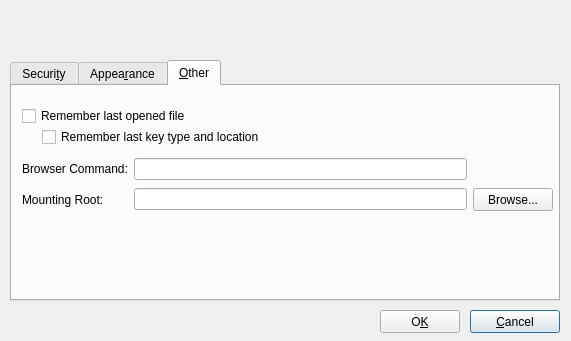
Above: src/forms/SettingsDlg.ui from thooge/keepassx1 before the change. Below: the same form after it.
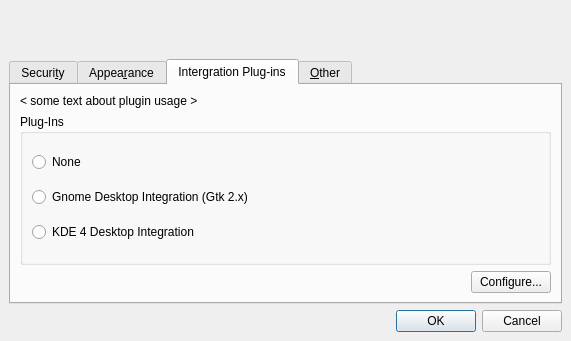
That is the form after the change. The open tabs and pages were chosen to show the change. Icons and pictures are not drawn.

Commit message: some work on the gtk plug-in, added integration tab in the settings dlg

```diff
--- a/src/forms/SettingsDlg.ui
+++ b/src/forms/SettingsDlg.ui
@@ -30,62 +30,33 @@
   <property name="modal" >
    <bool>true</bool>
   </property>
-  <widget class="QPushButton" name="ButtonCancel" >
-   <property name="geometry" >
-    <rect>
-     <x>470</x>
-     <y>310</y>
-     <width>90</width>
-     <height>23</height>
-    </rect>
+  <layout class="QVBoxLayout" >
+   <property name="margin" >
+    <number>9</number>
    </property>
-   <property name="text" >
-    <string>&amp;Cancel</string>
+   <property name="spacing" >
+    <number>6</number>
    </property>
-   <property name="shortcut" >
-    <string>Alt+C</string>
-   </property>
-  </widget>
-  <widget class="QLabel" name="Banner" >
-   <property name="geometry" >
-    <rect>
-     <x>0</x>
-     <y>0</y>
-     <width>570</width>
+   <item>
+    <spacer>
+     <property name="orientation" >
+      <enum>Qt::Vertical</enum>
+     </property>
+     <property name="sizeType" >
+      <enum>QSizePolicy::Fixed</enum>
+     </property>
+     <property name="sizeHint" >
+      <size>
+       <width>20</width>
      <height>50</height>
-    </rect>
-   </property>
-   <property name="pixmap" >
-    <pixmap/>
-   </property>
-   <property name="scaledContents" >
-    <bool>true</bool>
-   </property>
-  </widget>
-  <widget class="QPushButton" name="ButtonOK" >
-   <property name="geometry" >
-    <rect>
-     <x>380</x>
-     <y>310</y>
-     <width>80</width>
-     <height>23</height>
-    </rect>
-   </property>
-   <property name="text" >
-    <string>O&amp;K</string>
-   </property>
-   <property name="shortcut" >
-    <string>Alt+K</string>
-   </property>
-  </widget>
+      </size>
+     </property>
+    </spacer>
+   </item>
+   <item>
   <widget class="QTabWidget" name="tabWidget4" >
-   <property name="geometry" >
-    <rect>
-     <x>10</x>
-     <y>60</y>
-     <width>550</width>
-     <height>241</height>
-    </rect>
+     <property name="currentIndex" >
+      <number>3</number>
    </property>
    <widget class="QWidget" name="tab" >
     <attribute name="title" >
@@ -483,6 +454,108 @@
      </property>
     </widget>
    </widget>
+     <widget class="QWidget" name="tab_2" >
+      <attribute name="title" >
+       <string>Intergration Plug-ins</string>
+      </attribute>
+      <layout class="QVBoxLayout" >
+       <property name="margin" >
+        <number>9</number>
+       </property>
+       <property name="spacing" >
+        <number>6</number>
+       </property>
+       <item>
+        <widget class="QLabel" name="label_3" >
+         <property name="sizePolicy" >
+          <sizepolicy>
+           <hsizetype>5</hsizetype>
+           <vsizetype>4</vsizetype>
+           <horstretch>0</horstretch>
+           <verstretch>0</verstretch>
+          </sizepolicy>
+         </property>
+         <property name="text" >
+          <string>&lt; some text about plugin usage ></string>
+         </property>
+        </widget>
+       </item>
+       <item>
+        <widget class="QGroupBox" name="groupBox" >
+         <property name="sizePolicy" >
+          <sizepolicy>
+           <hsizetype>5</hsizetype>
+           <vsizetype>1</vsizetype>
+           <horstretch>0</horstretch>
+           <verstretch>0</verstretch>
+          </sizepolicy>
+         </property>
+         <property name="title" >
+          <string>Plug-Ins</string>
+         </property>
+         <layout class="QVBoxLayout" >
+          <property name="margin" >
+           <number>9</number>
+          </property>
+          <property name="spacing" >
+           <number>6</number>
+          </property>
+          <item>
+           <widget class="QRadioButton" name="radioButton" >
+            <property name="text" >
+             <string>None</string>
+            </property>
+           </widget>
+          </item>
+          <item>
+           <widget class="QRadioButton" name="radioButton_2" >
+            <property name="text" >
+             <string>Gnome Desktop Integration (Gtk 2.x)</string>
+            </property>
+           </widget>
+          </item>
+          <item>
+           <widget class="QRadioButton" name="radioButton_3" >
+            <property name="text" >
+             <string>KDE 4 Desktop Integration</string>
+            </property>
+           </widget>
+          </item>
+         </layout>
+        </widget>
+       </item>
+       <item>
+        <layout class="QHBoxLayout" >
+         <property name="margin" >
+          <number>0</number>
+         </property>
+         <property name="spacing" >
+          <number>6</number>
+         </property>
+         <item>
+          <spacer>
+           <property name="orientation" >
+            <enum>Qt::Horizontal</enum>
+           </property>
+           <property name="sizeHint" >
+            <size>
+             <width>40</width>
+             <height>20</height>
+            </size>
+           </property>
+          </spacer>
+         </item>
+         <item>
+          <widget class="QPushButton" name="Button_ConfigureDesktopPlugin" >
+           <property name="text" >
+            <string>Configure...</string>
+           </property>
+          </widget>
+         </item>
+        </layout>
+       </item>
+      </layout>
+     </widget>
    <widget class="QWidget" name="tab" >
     <attribute name="title" >
      <string>&amp;Other</string>
@@ -493,7 +566,7 @@
        <x>10</x>
        <y>70</y>
        <width>531</width>
-       <height>58</height>
+         <height>66</height>
       </rect>
      </property>
      <layout class="QGridLayout" >
@@ -575,6 +648,18 @@
     </widget>
    </widget>
   </widget>
+   </item>
+   <item>
+    <widget class="QDialogButtonBox" name="DialogButtons" >
+     <property name="orientation" >
+      <enum>Qt::Horizontal</enum>
+     </property>
+     <property name="standardButtons" >
+      <set>QDialogButtonBox::Cancel|QDialogButtonBox::NoButton|QDialogButtonBox::Ok</set>
+     </property>
+    </widget>
+   </item>
+  </layout>
  </widget>
  <layoutdefault spacing="6" margin="11" />
  <pixmapfunction></pixmapfunction>
```
Left out of the diff: 8 changed lines with no effect on the pictures. Lines whose indentation alone changed are shown as unchanged. The commit also changes 8 other files.
